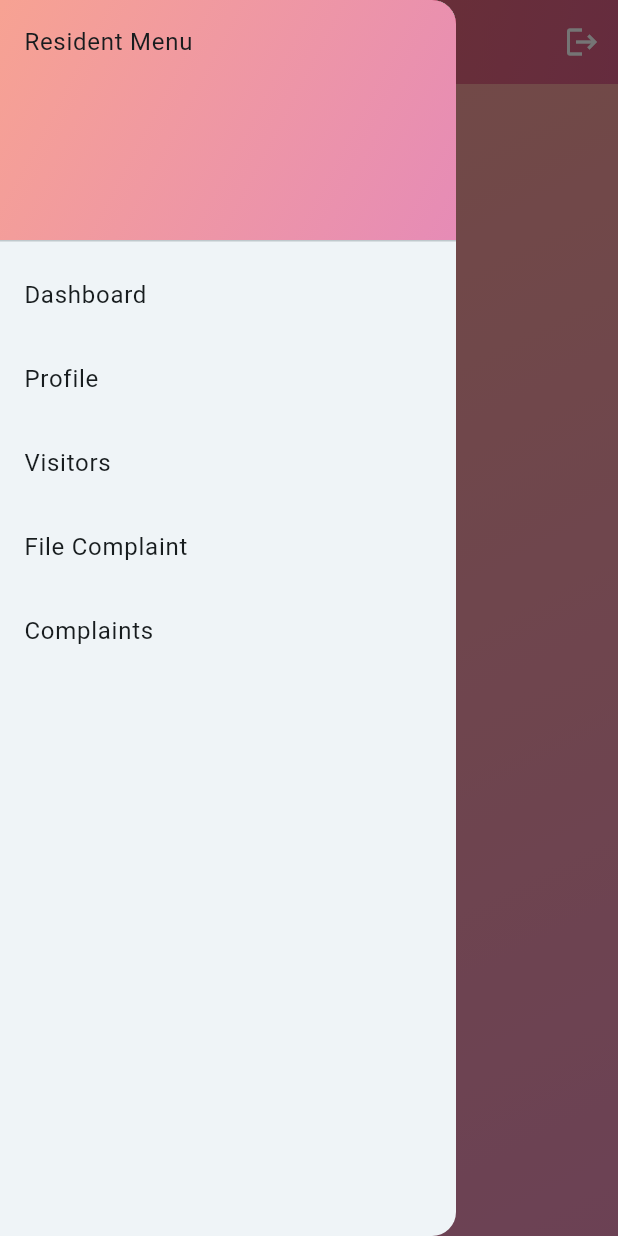
After one commit to ayushAB/myglodengate, a Flutter app: the ResidentDashboardScreen screen opened by its route, with the side drawer open, on a phone screen of 412 x 824 dp. The commit adds this screen. Run offline on Flutter 3.47's test engine with Material 3 defaults, Android fonts, the phone set to English and light mode, and no system bars; our stand-ins replace go_router, supabase_flutter; accounts and stored records are empty; network calls fail.

Commit message:
add more features

```diff
--- a/lib/App/app_router.dart
+++ b/lib/App/app_router.dart
@@ -1,24 +1,47 @@
 import 'package:go_router/go_router.dart';
 import 'package:myglodengate/Features/Auth/Screen/login_screen.dart';
-import 'package:myglodengate/Features/Complaint/Screen/complaint_form_screen.dart';
+import 'package:myglodengate/Features/Auth/Screen/signup_screen.dart';
 import 'package:myglodengate/Features/Dashboard/screen/dashboard_screen.dart';
 import 'package:myglodengate/Features/Guard/Screen/guard_screen.dart';
-import 'package:myglodengate/Features/Visitor/Screen/visitor_list_screen.dart';
+import 'package:myglodengate/Features/Resitdent/Screen/complaint_form_screen.dart';
+import 'package:myglodengate/Features/Resitdent/Screen/complaint_list_screen.dart';
+import 'package:myglodengate/Features/Resitdent/Screen/resident_dashboard_screen.dart';
+import 'package:myglodengate/Features/Resitdent/Screen/resident_profile_screen.dart';
+import 'package:myglodengate/Features/Resitdent/Screen/visitor_list_screen.dart';
+import 'package:myglodengate/Features/SplashScreen/splash_screen.dart';
 
 class AppRouter {
   static final router = GoRouter(
-    initialLocation: '/login',
+    initialLocation: '/resident/profile',
     routes: [
+      GoRoute(path: '/', builder: (_, __) => const SplashScreen()),
       GoRoute(path: '/login', builder: (context, _) => const LoginScreen()),
       GoRoute(
         path: '/dashboard',
         builder: (context, _) => const DashboardScreen(),
       ),
-      GoRoute(path: '/guard', builder: (context, _) => const GuardScreen()),
+      GoRoute(path: '/security', builder: (context, _) => const GuardScreen()),
       GoRoute(path: '/visitors', builder: (_, __) => const VisitorListScreen()),
+      GoRoute(path: '/signup', builder: (context, _) => const SignupScreen()),
       GoRoute(
-        path: '/complaint',
+        path: '/resident/dashboard',
+        builder: (_, __) => const ResidentDashboardScreen(),
+      ),
+      GoRoute(
+        path: '/resident/visitors',
+        builder: (_, __) => const VisitorListScreen(),
+      ),
+      GoRoute(
+        path: '/resident/complaint',
         builder: (_, __) => const ComplaintFormScreen(),
+      ),
+      GoRoute(
+        path: '/resident/complaint',
+        builder: (_, __) => const ComplaintListScreen(),
+      ),
+      GoRoute(
+        path: '/resident/profile',
+        builder: (_, __) => const ResidentProfileScreen(),
       ),
     ],
   );
--- /dev/null
+++ b/lib/Core/Utils/role_navigator.dart
@@ -0,0 +1,23 @@
+import 'package:flutter/material.dart';
+import 'package:go_router/go_router.dart';
+import 'package:myglodengate/Features/Auth/Service/auth_service.dart';
+
+class RoleNavigator {
+  static final _authService = AuthService();
+
+  static Future<void> navigateUserBasedOnRole(BuildContext context) async {
+    final role = await _authService.getUserRole();
+    print(role);
+    if (role == 'admin') {
+      context.go('/dashboard');
+    } else if (role == 'security') {
+      context.go('/resident/visitors');
+    } else if (role == 'resident') {
+      context.go('/visitors');
+    } else {
+      ScaffoldMessenger.of(context).showSnackBar(
+        const SnackBar(content: Text("Unknown role. Access denied.")),
+      );
+    }
+  }
+}
--- a/lib/Core/Widgets/gradient_drawer.dart
+++ b/lib/Core/Widgets/gradient_drawer.dart
@@ -3,7 +3,7 @@ import '../theme/gradients.dart'; // Assuming your gradients are defined here
 import 'package:go_router/go_router.dart';
 
 class GradientDrawer extends StatelessWidget {
-  const GradientDrawer({Key? key}) : super(key: key);
+  const GradientDrawer({super.key});
 
   @override
   Widget build(BuildContext context) {
--- a/lib/Features/Dashboard/Screen/dashboard_screen.dart
+++ b/lib/Features/Dashboard/Screen/dashboard_screen.dart
@@ -1,5 +1,4 @@
 import 'package:flutter/material.dart';
-import 'package:go_router/go_router.dart';
 import 'package:myglodengate/Core/Widgets/gradient_app_bar.dart';
 import 'package:myglodengate/Core/Widgets/gradient_drawer.dart';
 import 'package:myglodengate/Core/Widgets/gradient_scaffold.dart';
--- a/lib/Features/Guard/Screen/guard_screen.dart
+++ b/lib/Features/Guard/Screen/guard_screen.dart
@@ -1,12 +1,14 @@
 import 'package:flutter/material.dart';
+import 'package:myglodengate/Core/Widgets/gradient_app_bar.dart';
+import 'package:myglodengate/Core/Widgets/gradient_scaffold.dart';
 
 class GuardScreen extends StatelessWidget {
   const GuardScreen({super.key});
 
   @override
   Widget build(BuildContext context) {
-    return Scaffold(
-      appBar: AppBar(title: const Text('Guard Panel')),
+    return GradientScaffold(
+      appBar: GradientAppBar(title: 'Guard Panel'),
       body: const Center(child: Text('Welcome, Security!')),
     );
   }
--- /dev/null
+++ b/lib/Features/Resitdent/Model/complaint.dart
@@ -0,0 +1,15 @@
+class Complaint {
+  final String id;
+  final String content;
+  final DateTime createdAt;
+
+  Complaint({required this.id, required this.content, required this.createdAt});
+
+  factory Complaint.fromMap(Map<String, dynamic> map) {
+    return Complaint(
+      id: map['id'],
+      content: map['content'],
+      createdAt: DateTime.parse(map['created_at']),
+    );
+  }
+}
--- /dev/null
+++ b/lib/Features/Resitdent/Screen/complaint_list_screen.dart
@@ -0,0 +1,53 @@
+import 'package:flutter/material.dart';
+import 'package:myglodengate/Features/Resitdent/Model/complaint.dart';
+import 'package:myglodengate/Features/Resitdent/Services/complaint_service.dart';
+
+class ComplaintListScreen extends StatefulWidget {
+  const ComplaintListScreen({super.key});
+
+  @override
+  State<ComplaintListScreen> createState() => _ComplaintListScreenState();
+}
+
+class _ComplaintListScreenState extends State<ComplaintListScreen> {
+  final _service = ComplaintService();
+  late Future<List<Complaint>> _complaints;
+
+  @override
+  void initState() {
+    super.initState();
+    _complaints = _service.fetchMyComplaints();
+  }
+
+  @override
+  Widget build(BuildContext context) {
+    return Scaffold(
+      appBar: AppBar(title: const Text('My Complaints')),
+      body: FutureBuilder<List<Complaint>>(
+        future: _complaints,
+        builder: (context, snapshot) {
+          if (snapshot.connectionState == ConnectionState.waiting) {
+            return const Center(child: CircularProgressIndicator());
+          }
+          if (snapshot.hasError) {
+            return Center(child: Text('Error: ${snapshot.error}'));
+          }
+          final data = snapshot.data!;
+          if (data.isEmpty) {
+            return const Center(child: Text('No complaints found.'));
+          }
+          return ListView.builder(
+            itemCount: data.length,
+            itemBuilder: (context, i) {
+              final complaint = data[i];
+              return ListTile(
+                title: Text(complaint.content),
+                subtitle: Text(complaint.createdAt.toLocal().toString()),
+              );
+            },
+          );
+        },
+      ),
+    );
+  }
+}
--- /dev/null
+++ b/lib/Features/Resitdent/Screen/resident_dashboard_screen.dart
@@ -0,0 +1,17 @@
+import 'package:flutter/material.dart';
+import 'package:myglodengate/Core/Widgets/gradient_app_bar.dart';
+import 'package:myglodengate/Core/Widgets/gradient_scaffold.dart';
+import '../Widget/resident_drawer.dart';
+
+class ResidentDashboardScreen extends StatelessWidget {
+  const ResidentDashboardScreen({super.key});
+
+  @override
+  Widget build(BuildContext context) {
+    return GradientScaffold(
+      appBar: const GradientAppBar(title: 'Resident Dashboard'),
+      drawer: const ResidentDrawer(),
+      body: Center(child: Text("Welcome Resident")),
+    );
+  }
+}
--- /dev/null
+++ b/lib/Features/Resitdent/Services/complaint_service.dart
@@ -0,0 +1,29 @@
+import 'package:myglodengate/Features/Resitdent/Model/complaint.dart';
+import 'package:supabase_flutter/supabase_flutter.dart';
+
+class ComplaintService {
+  final _client = Supabase.instance.client;
+
+  Future<void> submitComplaint(String content) async {
+    final userId = _client.auth.currentUser?.id;
+    if (userId == null) throw Exception('Not authenticated');
+
+    await _client.from('complaints').insert({
+      'resident_id': userId,
+      'content': content,
+    });
+  }
+
+  Future<List<Complaint>> fetchMyComplaints() async {
+    final userId = _client.auth.currentUser?.id;
+    if (userId == null) throw Exception('Not authenticated');
+
+    final res = await _client
+        .from('complaints')
+        .select()
+        .eq('resident_id', userId)
+        .order('created_at', ascending: false);
+
+    return (res as List).map((e) => Complaint.fromMap(e)).toList();
+  }
+}
--- /dev/null
+++ b/lib/Features/Resitdent/Widget/resident_drawer.dart
@@ -0,0 +1,46 @@
+import 'package:flutter/material.dart';
+import 'package:go_router/go_router.dart';
+import 'package:myglodengate/Core/Theme/Gradients.dart';
+
+class ResidentDrawer extends StatelessWidget {
+  const ResidentDrawer({super.key});
+
+  @override
+  Widget build(BuildContext context) {
+    return Drawer(
+      child: ListView(
+        padding: EdgeInsets.zero,
+        children: [
+          const DrawerHeader(
+            decoration: const BoxDecoration(
+              gradient:
+                  AppGradients.primaryGradient, // Apply the gradient background
+            ),
+            child: Text('Resident Menu'),
+          ),
+          ListTile(
+            title: const Text('Dashboard'),
+            onTap: () => context.go('/resident/dashboard'),
+          ),
+          ListTile(
+            title: const Text('Profile'),
+            onTap: () => context.go('/resident/profile'),
+          ),
+          ListTile(
+            title: const Text('Visitors'),
+            onTap: () => context.go('/resident/visitors'),
+          ),
+          ListTile(
+            title: const Text('File Complaint'),
+            onTap: () => context.go('/resident/complaint'),
+          ),
+
+          ListTile(
+            title: const Text('Complaints'),
+            onTap: () => context.go('/resident/complaints'),
+          ),
+        ],
+      ),
+    );
+  }
+}
```
Also changed, not shown: lib/Features/Auth/Screen/login_screen.dart (+10 -4 lines), lib/Features/Auth/Screen/signup_screen.dart (added, +114 -0 lines), lib/Features/Auth/Service/auth_service.dart (+10 -0 lines), lib/Features/Resitdent/Screen/complaint_form_screen.dart (added, +68 -0 lines), lib/Features/Resitdent/Screen/resident_profile_screen.dart (added, +81 -0 lines), lib/Features/Resitdent/Screen/visitor_list_screen.dart (added, +59 -0 lines), lib/Features/SplashScreen/splash_screen.dart (added, +68 -0 lines), lib/Features/Visitor/Screen/visitor_list_screen.dart (+5 -2 lines), lib/Features/Resitdent/Controller/resident_controller.dart (added).
